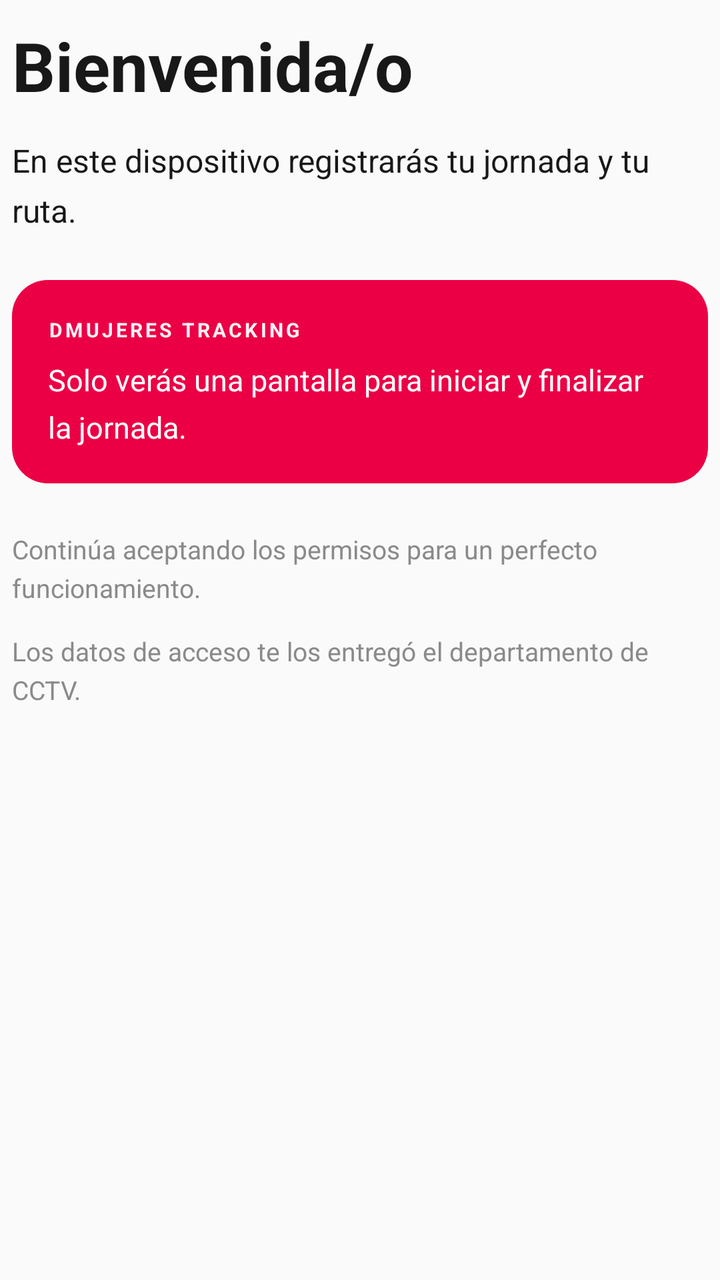
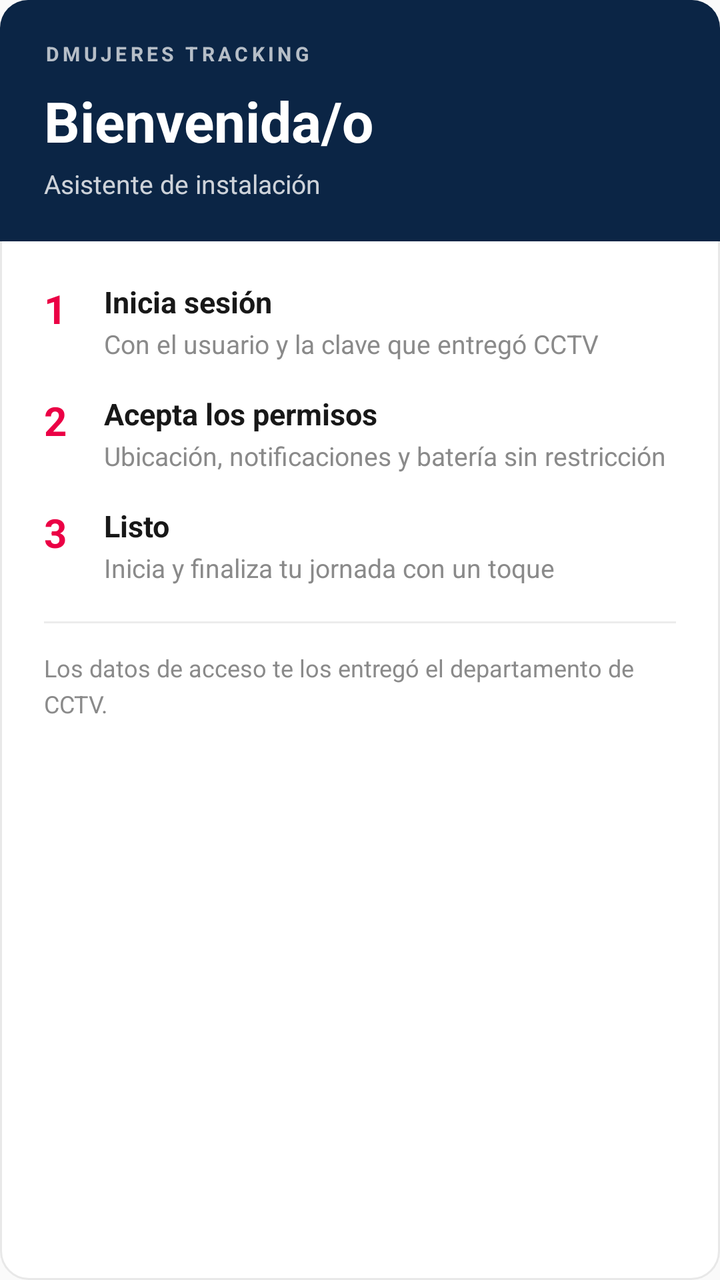

Compare the two renders of this Android layout. The source of the first and the diff that turns it into the second are given below.
<!-- AndroidManifest.xml: application theme AppTheme -->
<!-- res/layout/onboarding_step_welcome.xml -->
<?xml version="1.0" encoding="utf-8"?>
<LinearLayout xmlns:android="http://schemas.android.com/apk/res/android"
    android:layout_width="match_parent"
    android:layout_height="wrap_content"
    android:orientation="vertical"
    android:paddingStart="6dp"
    android:paddingEnd="6dp"
    android:paddingTop="10dp"
    android:paddingBottom="10dp">

    <TextView
        android:id="@+id/welcome_title"
        android:layout_width="match_parent"
        android:layout_height="wrap_content"
        android:text="@string/welcome_title"
        android:textColor="@color/ink"
        android:textSize="34sp"
        android:textStyle="bold" />

    <TextView
        android:id="@+id/welcome_body"
        android:layout_width="match_parent"
        android:layout_height="wrap_content"
        android:layout_marginTop="14dp"
        android:lineSpacingExtra="6dp"
        android:text="@string/welcome_body"
        android:textColor="@color/ink"
        android:textSize="16sp" />

    <LinearLayout
        android:id="@+id/welcome_panel"
        android:layout_width="match_parent"
        android:layout_height="wrap_content"
        android:layout_marginTop="24dp"
        android:background="@drawable/bg_welcome_panel"
        android:orientation="vertical"
        android:padding="18dp">

        <TextView
            android:layout_width="match_parent"
            android:layout_height="wrap_content"
            android:letterSpacing="0.14"
            android:text="@string/welcome_overline"
            android:textColor="#F2FFFFFF"
            android:textSize="10sp"
            android:textStyle="bold" />

        <TextView
            android:layout_width="match_parent"
            android:layout_height="wrap_content"
            android:layout_marginTop="8dp"
            android:lineSpacingExtra="6dp"
            android:text="@string/welcome_body_pill"
            android:textColor="@color/white"
            android:textSize="15sp" />
    </LinearLayout>

    <TextView
        android:id="@+id/welcome_perms"
        android:layout_width="match_parent"
        android:layout_height="wrap_content"
        android:layout_marginTop="24dp"
        android:lineSpacingExtra="4dp"
        android:text="@string/welcome_body_perms"
        android:textColor="@color/muted"
        android:textSize="13sp" />

    <TextView
        android:id="@+id/welcome_cctv"
        android:layout_width="match_parent"
        android:layout_height="wrap_content"
        android:layout_marginTop="14dp"
        android:lineSpacingExtra="4dp"
        android:text="@string/welcome_body_cctv"
        android:textColor="@color/muted"
        android:textSize="13sp" />

</LinearLayout>
<!-- resources referenced by this layout -->
<resources>
  <color name="ink">#181818</color>
  <color name="muted">#8A8A8A</color>
  <color name="white">#FFFFFF</color>
  <!-- drawable bg_welcome_panel (drawable) -->
  <?xml version="1.0" encoding="utf-8"?>
  <shape xmlns:android="http://schemas.android.com/apk/res/android" android:shape="rectangle">
      <solid android:color="@color/primary" />
      <corners android:radius="18dp" />
  </shape>
  <string name="welcome_body">En este dispositivo registrarás tu jornada y tu ruta.</string>
  <string name="welcome_body_cctv">Los datos de acceso te los entregó el departamento de CCTV.</string>
  <string name="welcome_body_perms">Continúa aceptando los permisos para un perfecto funcionamiento.</string>
  <string name="welcome_body_pill">Solo verás una pantalla para iniciar y finalizar la jornada.</string>
  <string name="welcome_overline">DMUJERES TRACKING</string>
  <string name="welcome_title">Bienvenida/o</string>
  <style name="AppTheme" parent="Theme.AppCompat.Light.NoActionBar">
          <item name="colorPrimary">@color/primary</item>
          <item name="colorPrimaryDark">@color/primary_dark</item>
          <item name="colorAccent">@color/accent</item>
          <item name="android:windowOptOutEdgeToEdgeEnforcement">true</item>
      </style>
  <color name="primary">#EB0045</color>
  <color name="primary_dark">#C4003B</color>
  <color name="accent">#FF1464</color>
</resources>

<!-- the commit's change to res/layout/onboarding_step_welcome.xml (unified diff, before → after) -->
@@ -2,77 +2,190 @@
 <LinearLayout xmlns:android="http://schemas.android.com/apk/res/android"
     android:layout_width="match_parent"
     android:layout_height="wrap_content"
-    android:orientation="vertical"
-    android:paddingStart="6dp"
-    android:paddingEnd="6dp"
-    android:paddingTop="10dp"
-    android:paddingBottom="10dp">
+    android:background="@drawable/bg_card"
+    android:orientation="vertical">
 
-    <TextView
-        android:id="@+id/welcome_title"
+    <LinearLayout
+        android:id="@+id/welcome_header"
         android:layout_width="match_parent"
         android:layout_height="wrap_content"
-        android:text="@string/welcome_title"
-        android:textColor="@color/ink"
-        android:textSize="34sp"
-        android:textStyle="bold" />
-
-    <TextView
-        android:id="@+id/welcome_body"
-        android:layout_width="match_parent"
-        android:layout_height="wrap_content"
-        android:layout_marginTop="14dp"
-        android:lineSpacingExtra="6dp"
-        android:text="@string/welcome_body"
-        android:textColor="@color/ink"
-        android:textSize="16sp" />
-
-    <LinearLayout
-        android:id="@+id/welcome_panel"
-        android:layout_width="match_parent"
-        android:layout_height="wrap_content"
-        android:layout_marginTop="24dp"
-        android:background="@drawable/bg_welcome_panel"
+        android:background="@drawable/bg_welcome_header"
         android:orientation="vertical"
-        android:padding="18dp">
+        android:paddingStart="22dp"
+        android:paddingEnd="22dp"
+        android:paddingTop="20dp"
+        android:paddingBottom="20dp">
 
         <TextView
-            android:layout_width="match_parent"
+            android:layout_width="wrap_content"
             android:layout_height="wrap_content"
-            android:letterSpacing="0.14"
+            android:letterSpacing="0.18"
             android:text="@string/welcome_overline"
-            android:textColor="#F2FFFFFF"
+            android:textColor="#B3FFFFFF"
             android:textSize="10sp"
             android:textStyle="bold" />
 
         <TextView
+            android:layout_width="wrap_content"
+            android:layout_height="wrap_content"
+            android:layout_marginTop="8dp"
+            android:text="@string/welcome_title"
+            android:textColor="@color/white"
+            android:textSize="28sp"
+            android:textStyle="bold" />
+
+        <TextView
+            android:layout_width="wrap_content"
+            android:layout_height="wrap_content"
+            android:layout_marginTop="4dp"
+            android:text="@string/welcome_subtitle"
+            android:textColor="#CCFFFFFF"
+            android:textSize="13sp" />
+    </LinearLayout>
+
+    <LinearLayout
+        android:layout_width="match_parent"
+        android:layout_height="wrap_content"
+        android:orientation="vertical"
+        android:paddingStart="22dp"
+        android:paddingEnd="22dp"
+        android:paddingTop="20dp"
+        android:paddingBottom="20dp">
+
+        <LinearLayout
+            android:id="@+id/welcome_step1"
             android:layout_width="match_parent"
             android:layout_height="wrap_content"
-            android:layout_marginTop="8dp"
-            android:lineSpacingExtra="6dp"
-            android:text="@string/welcome_body_pill"
-            android:textColor="@color/white"
-            android:textSize="15sp" />
+            android:orientation="horizontal">
+
+            <TextView
+                android:layout_width="30dp"
+                android:layout_height="wrap_content"
+                android:text="1"
+                android:textColor="@color/primary"
+                android:textSize="20sp"
+                android:textStyle="bold" />
+
+            <LinearLayout
+                android:layout_width="0dp"
+                android:layout_height="wrap_content"
+                android:layout_weight="1"
+                android:orientation="vertical">
+
+                <TextView
+                    android:layout_width="match_parent"
+                    android:layout_height="wrap_content"
+                    android:text="@string/welcome_step_login_title"
+                    android:textColor="@color/ink"
+                    android:textSize="15sp"
+                    android:textStyle="bold" />
+
+                <TextView
+                    android:layout_width="match_parent"
+                    android:layout_height="wrap_content"
+                    android:layout_marginTop="2dp"
+                    android:lineSpacingExtra="3dp"
+                    android:text="@string/welcome_step_login_text"
+                    android:textColor="@color/muted"
+                    android:textSize="13sp" />
+            </LinearLayout>
+        </LinearLayout>
+
+        <LinearLayout
+            android:id="@+id/welcome_step2"
+            android:layout_width="match_parent"
+            android:layout_height="wrap_content"
+            android:layout_marginTop="16dp"
+            android:orientation="horizontal">
+
+            <TextView
+                android:layout_width="30dp"
+                android:layout_height="wrap_content"
+                android:text="2"
+                android:textColor="@color/primary"
+                android:textSize="20sp"
+                android:textStyle="bold" />
+
+            <LinearLayout
+                android:layout_width="0dp"
+                android:layout_height="wrap_content"
+                android:layout_weight="1"
+                android:orientation="vertical">
+
+                <TextView
+                    android:layout_width="match_parent"
+                    android:layout_height="wrap_content"
+                    android:text="@string/welcome_step_perms_title"
+                    android:textColor="@color/ink"
+                    android:textSize="15sp"
+                    android:textStyle="bold" />
+
+                <TextView
+                    android:layout_width="match_parent"
+                    android:layout_height="wrap_content"
+                    android:layout_marginTop="2dp"
+                    android:lineSpacingExtra="3dp"
+                    android:text="@string/welcome_step_perms_text"
+                    android:textColor="@color/muted"
+                    android:textSize="13sp" />
+            </LinearLayout>
+        </LinearLayout>
+
+        <LinearLayout
+            android:id="@+id/welcome_step3"
+            android:layout_width="match_parent"
+            android:layout_height="wrap_content"
+            android:layout_marginTop="16dp"
+            android:orientation="horizontal">
+
+            <TextView
+                android:layout_width="30dp"
+                android:layout_height="wrap_content"
+                android:text="3"
+                android:textColor="@color/primary"
+                android:textSize="20sp"
+                android:textStyle="bold" />
+
+            <LinearLayout
+                android:layout_width="0dp"
+                android:layout_height="wrap_content"
+                android:layout_weight="1"
+                android:orientation="vertical">
+
+                <TextView
+                    android:layout_width="match_parent"
+                    android:layout_height="wrap_content"
+                    android:text="@string/welcome_step_ready_title"
+                    android:textColor="@color/ink"
+                    android:textSize="15sp"
+                    android:textStyle="bold" />
+
+                <TextView
+                    android:layout_width="match_parent"
+                    android:layout_height="wrap_content"
+                    android:layout_marginTop="2dp"
+                    android:lineSpacingExtra="3dp"
+                    android:text="@string/welcome_step_ready_text"
+                    android:textColor="@color/muted"
+                    android:textSize="13sp" />
+            </LinearLayout>
+        </LinearLayout>
+
+        <View
+            android:layout_width="match_parent"
+            android:layout_height="1dp"
+            android:layout_marginTop="18dp"
+            android:background="#ECECEC" />
+
+        <TextView
+            android:id="@+id/welcome_footer"
+            android:layout_width="match_parent"
+            android:layout_height="wrap_content"
+            android:layout_marginTop="14dp"
+            android:lineSpacingExtra="4dp"
+            android:text="@string/welcome_body_cctv"
+            android:textColor="@color/muted"
+            android:textSize="12sp" />
     </LinearLayout>
 
-    <TextView
-        android:id="@+id/welcome_perms"
-        android:layout_width="match_parent"
-        android:layout_height="wrap_content"
-        android:layout_marginTop="24dp"
-        android:lineSpacingExtra="4dp"
-        android:text="@string/welcome_body_perms"
-        android:textColor="@color/muted"
-        android:textSize="13sp" />
-
-    <TextView
-        android:id="@+id/welcome_cctv"
-        android:layout_width="match_parent"
-        android:layout_height="wrap_content"
-        android:layout_marginTop="14dp"
-        android:lineSpacingExtra="4dp"
-        android:text="@string/welcome_body_cctv"
-        android:textColor="@color/muted"
-        android:textSize="13sp" />
-
 </LinearLayout>
<!-- resource entries referenced after the edit -->
@@ -3,17 +3,30 @@
   <color name="ink">#181818</color>
   <color name="muted">#8A8A8A</color>
   <color name="white">#FFFFFF</color>
-  <!-- drawable bg_welcome_panel (drawable) -->
+  <!-- drawable bg_card (drawable) -->
   <?xml version="1.0" encoding="utf-8"?>
   <shape xmlns:android="http://schemas.android.com/apk/res/android" android:shape="rectangle">
-      <solid android:color="@color/primary" />
-      <corners android:radius="18dp" />
+      <solid android:color="#FFFFFF" />
+      <stroke android:width="1dp" android:color="#E8E8E8" />
+      <corners android:radius="14dp" />
   </shape>
-  <string name="welcome_body">En este dispositivo registrarás tu jornada y tu ruta.</string>
+  <!-- drawable bg_welcome_header (drawable) -->
+  <?xml version="1.0" encoding="utf-8"?>
+  <shape xmlns:android="http://schemas.android.com/apk/res/android" android:shape="rectangle">
+      <solid android:color="@color/navy" />
+      <corners
+          android:topLeftRadius="14dp"
+          android:topRightRadius="14dp" />
+  </shape>
   <string name="welcome_body_cctv">Los datos de acceso te los entregó el departamento de CCTV.</string>
-  <string name="welcome_body_perms">Continúa aceptando los permisos para un perfecto funcionamiento.</string>
-  <string name="welcome_body_pill">Solo verás una pantalla para iniciar y finalizar la jornada.</string>
   <string name="welcome_overline">DMUJERES TRACKING</string>
+  <string name="welcome_step_login_text">Con el usuario y la clave que entregó CCTV</string>
+  <string name="welcome_step_login_title">Inicia sesión</string>
+  <string name="welcome_step_perms_text">Ubicación, notificaciones y batería sin restricción</string>
+  <string name="welcome_step_perms_title">Acepta los permisos</string>
+  <string name="welcome_step_ready_text">Inicia y finaliza tu jornada con un toque</string>
+  <string name="welcome_step_ready_title">Listo</string>
+  <string name="welcome_subtitle">Asistente de instalación</string>
   <string name="welcome_title">Bienvenida/o</string>
   <style name="AppTheme" parent="Theme.AppCompat.Light.NoActionBar">
           <item name="colorPrimary">@color/primary</item>
@@ -21,6 +34,7 @@
           <item name="colorAccent">@color/accent</item>
           <item name="android:windowOptOutEdgeToEdgeEnforcement">true</item>
       </style>
+  <color name="navy">#0B2545</color>
   <color name="primary">#EB0045</color>
   <color name="primary_dark">#C4003B</color>
   <color name="accent">#FF1464</color>
